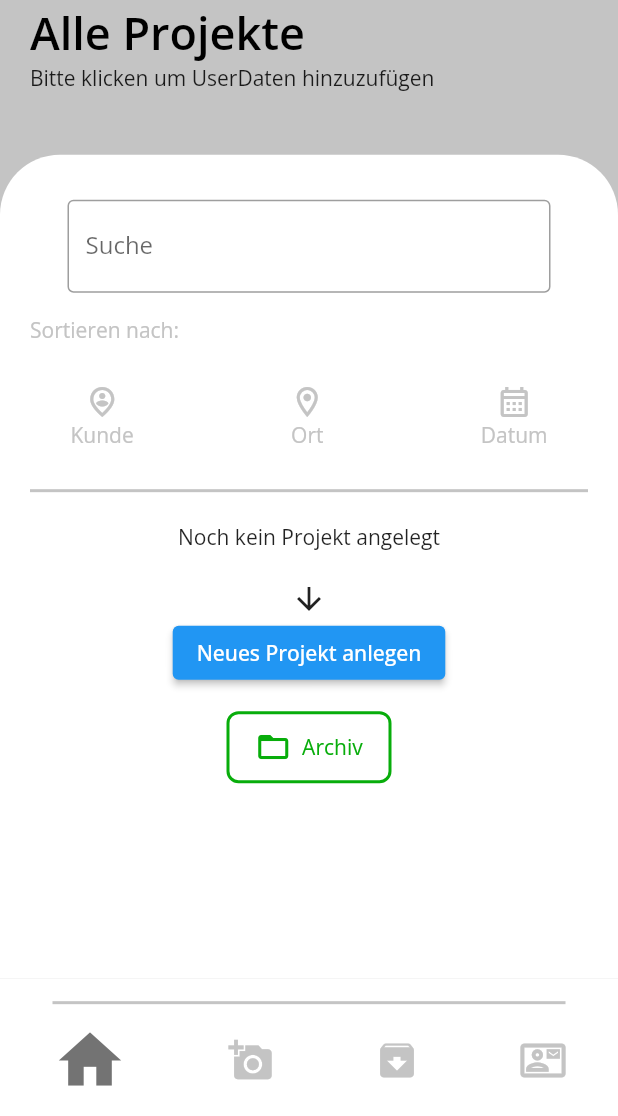
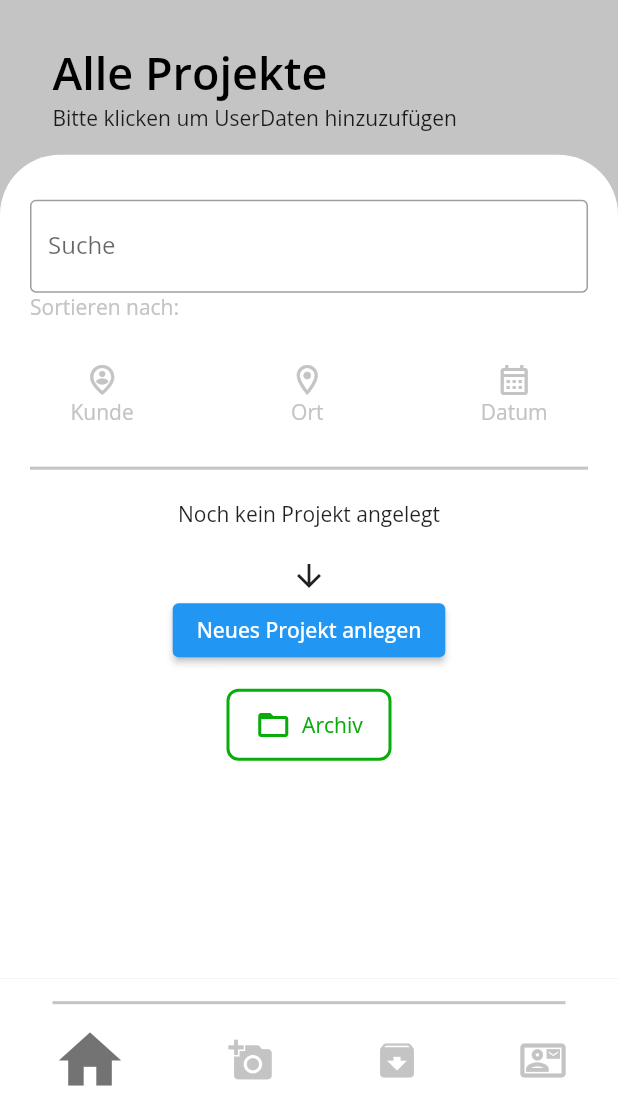
Before and after one commit to jmu-informationsystemsgroup/PJS_SS_22_KI_Materialbedarfsplanung, a Flutter app: the screen it shows after launch, on a phone screen of 412 x 824 dp, the part 120-1236 px from its top. Run offline on Flutter 3.47's test engine with Material 2 defaults, Android fonts, the phone set to English and light mode, and no system bars; our stand-ins replace camera, flutter_map, full_screen_image_null_safe, google_fonts, image_picker, latlong2 and 4 more; missing offline and left inert: dart:ffi, downloads_path_provider_28, file_support, relative_scale; accounts and stored records are empty.

Commit message:
corrected appBar style

```diff
--- a/frontend/prototype/lib/components/appBar_custom.dart
+++ b/frontend/prototype/lib/components/appBar_custom.dart
@@ -9,9 +9,7 @@ class CustomAppBar extends StatelessWidget {
   Widget getSubTitle() {
     Flex col = Flex(
       direction: Axis.vertical,
-      /*
-      mainAxisAlignment: MainAxisAlignment.start,
-      */
+      mainAxisAlignment: MainAxisAlignment.end,
       crossAxisAlignment: CrossAxisAlignment.start,
       children: [
         Text(
@@ -38,25 +36,11 @@ class CustomAppBar extends StatelessWidget {
     return Stack(
       children: [
         Align(
-          alignment: Alignment.bottomLeft,
-          child: Flex(
-            direction: Axis.vertical,
-            crossAxisAlignment: CrossAxisAlignment.start,
-            //   mainAxisAlignment: MainAxisAlignment.start,
-            children: [
-              Expanded(
-                flex: 1,
-                child: Container(),
-              ),
-              Expanded(
-                flex: 2,
-                child: Container(
-                  child: getSubTitle(),
-                ),
-              ),
-            ],
-          ),
-        ),
+            alignment: Alignment.bottomLeft,
+            child: Container(
+              margin: ContainerStyles.getMargin(),
+              child: getSubTitle(),
+            )),
         Positioned(
           top: 0,
           right: 0,
--- a/frontend/prototype/lib/screens/home/input_field_search.dart
+++ b/frontend/prototype/lib/screens/home/input_field_search.dart
@@ -20,9 +20,7 @@ class _InputSearchState extends State<InputSearch> {
 
   @override
   Widget build(BuildContext context) {
-    return Container(
-      margin: ContainerStyles.getSearchMargin(),
-      child: TextField(
+    return TextField(
       controller: nameController,
       onChanged: (searchTerm) async {
         List<Content> searchedProjects =
@@ -34,7 +32,6 @@ class _InputSearchState extends State<InputSearch> {
         border: OutlineInputBorder(),
         labelText: "Suche",
       ),
-      ),
     );
   }
 }
--- a/frontend/prototype/lib/styles/container.dart
+++ b/frontend/prototype/lib/styles/container.dart
@@ -78,10 +78,6 @@ class ContainerStyles {
     return const EdgeInsets.all(15.0);
   }
 
-  static EdgeInsets getSearchMargin() {
-    return const EdgeInsets.fromLTRB(25, 0, 25, 15);
-  }
-
   static BoxDecoration borderBottom() {
     return BoxDecoration(
       border: Border(
```
Lines whose indentation alone changed are shown as unchanged.
